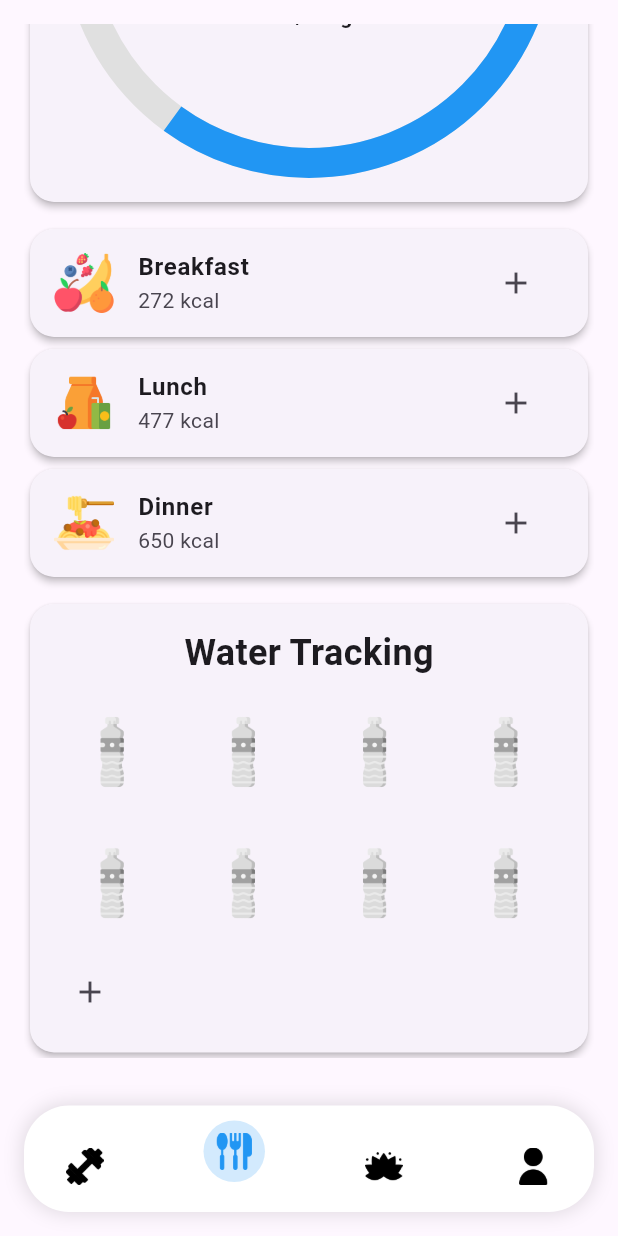
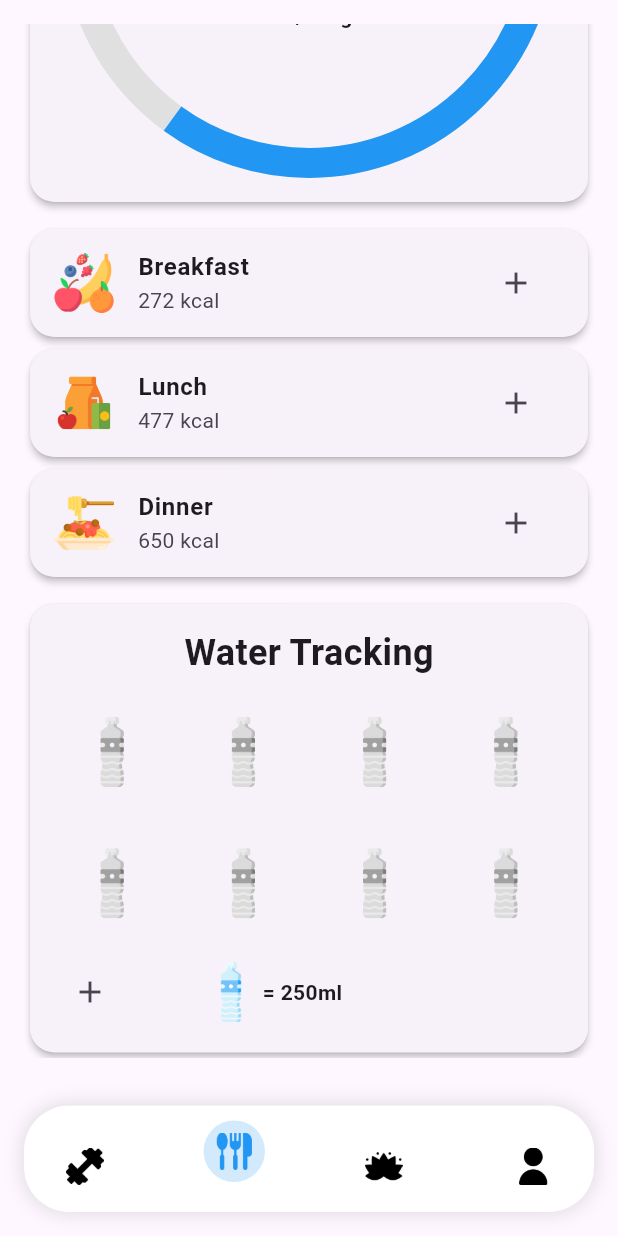
Before and after one commit to AryamanDubey28/workout_app, a Flutter app: the screen it shows once a user with an empty profile is signed in, item 2 of the bottom bar chosen, scrolled down 291 dp, on a phone screen of 412 x 824 dp. Run offline on Flutter 3.47's test engine with Material 3 defaults, Android fonts, the phone set to English and light mode, and no system bars; drawn by our look-alikes of percent_indicator; our stand-ins replace adaptive_dialog, firebase_auth, firebase_core, get; accounts and stored records are empty; network calls fail.

```diff
--- a/frontend/workout_tracker/lib/pages/foodpage.dart
+++ b/frontend/workout_tracker/lib/pages/foodpage.dart
@@ -304,9 +304,31 @@ class _WaterTrackingSectionState extends State<WaterTrackingSection> {
             Row(
               mainAxisAlignment: MainAxisAlignment.spaceBetween,
               children: [
-                IconButton(
-                  icon: const Icon(Icons.add),
-                  onPressed: _incrementGlasses,
+                Row(
+                  children: [
+                    IconButton(
+                      icon: const Icon(Icons.add),
+                      onPressed: _incrementGlasses,
+                    ),
+                    const SizedBox(
+                      width: 50,
+                    ),
+                    Row(
+                      children: [
+                        Image.asset(
+                          'assets/images/water-bottle-blue.png',
+                          width: 40,
+                          height: 40,
+                          fit: BoxFit.cover,
+                        ),
+                        const SizedBox(width: 1),
+                        const Text(
+                          '= 250ml',
+                          style: TextStyle(fontWeight: FontWeight.bold),
+                        ),
+                      ],
+                    ),
+                  ],
                 ),
                 if (showSaveButton)
                   ElevatedButton(
```
